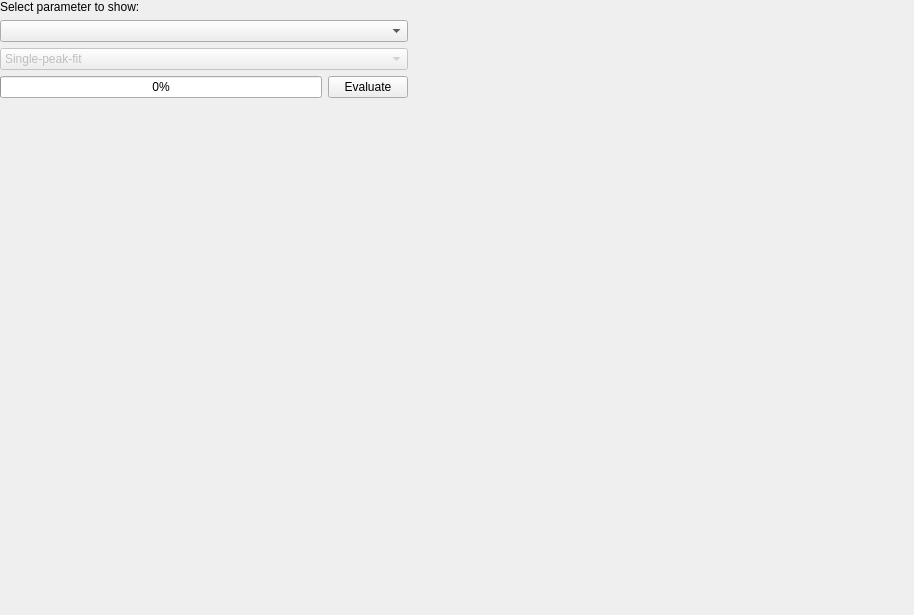
The window that bmicro/gui/evaluation/evaluation_view.ui (BrillouinMicroscopy/BMicro) describes before a commit, drawn with Qt 5.
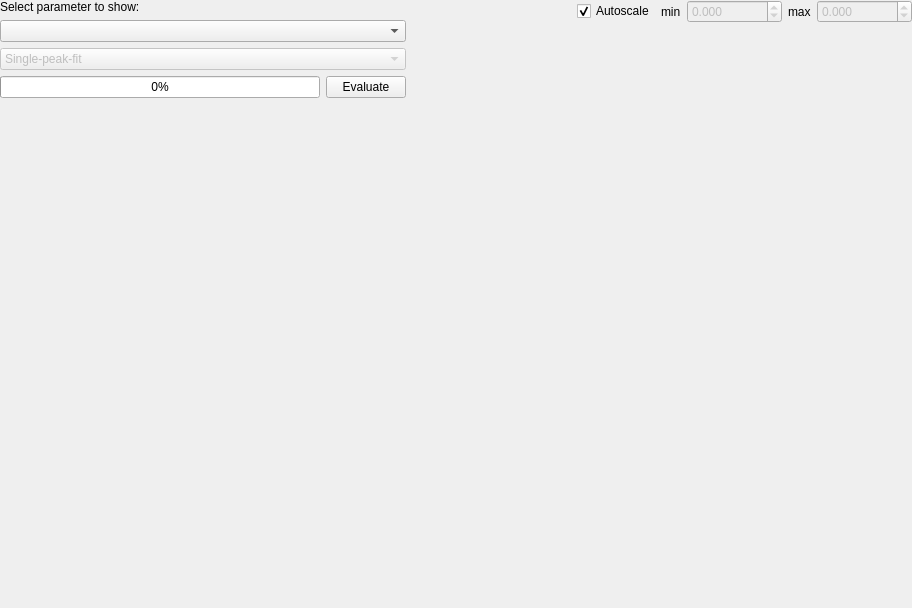
The same window after the commit.

Commit message: Allow to manually set data range

```diff
--- a/bmicro/gui/evaluation/evaluation_view.ui
+++ b/bmicro/gui/evaluation/evaluation_view.ui
@@ -6,8 +6,8 @@
    <rect>
     <x>0</x>
     <y>0</y>
-    <width>914</width>
-    <height>615</height>
+    <width>912</width>
+    <height>608</height>
    </rect>
   </property>
   <property name="sizePolicy">
@@ -190,6 +190,81 @@
       </layout>
      </item>
      <item>
+      <layout class="QVBoxLayout" name="verticalLayout_2">
+       <item>
+        <layout class="QHBoxLayout" name="horizontalLayout">
+         <item>
+          <spacer name="horizontalSpacer">
+           <property name="orientation">
+            <enum>Qt::Horizontal</enum>
+           </property>
+           <property name="sizeHint" stdset="0">
+            <size>
+             <width>40</width>
+             <height>20</height>
+            </size>
+           </property>
+          </spacer>
+         </item>
+         <item>
+          <widget class="QCheckBox" name="autoscale">
+           <property name="text">
+            <string>Autoscale</string>
+           </property>
+           <property name="checked">
+            <bool>true</bool>
+           </property>
+          </widget>
+         </item>
+         <item>
+          <widget class="QLabel" name="label">
+           <property name="text">
+            <string>min</string>
+           </property>
+          </widget>
+         </item>
+         <item>
+          <widget class="QDoubleSpinBox" name="value_min">
+           <property name="enabled">
+            <bool>false</bool>
+           </property>
+           <property name="decimals">
+            <number>3</number>
+           </property>
+           <property name="minimum">
+            <double>-100000.000000000000000</double>
+           </property>
+           <property name="maximum">
+            <double>100000.000000000000000</double>
+           </property>
+          </widget>
+         </item>
+         <item>
+          <widget class="QLabel" name="label_2">
+           <property name="text">
+            <string>max</string>
+           </property>
+          </widget>
+         </item>
+         <item>
+          <widget class="QDoubleSpinBox" name="value_max">
+           <property name="enabled">
+            <bool>false</bool>
+           </property>
+           <property name="decimals">
+            <number>3</number>
+           </property>
+           <property name="minimum">
+            <double>-100000.000000000000000</double>
+           </property>
+           <property name="maximum">
+            <double>100000.000000000000000</double>
+           </property>
+          </widget>
+         </item>
+        </layout>
+       </item>
+       <item>
       <widget class="QWidget" name="image_widget" native="true">
        <property name="sizePolicy">
         <sizepolicy hsizetype="Expanding" vsizetype="Expanding">
@@ -204,6 +279,8 @@
         </size>
        </property>
       </widget>
+       </item>
+      </layout>
      </item>
     </layout>
    </item>
```
Lines whose indentation alone changed are shown as unchanged. The commit also changes 1 other file.
